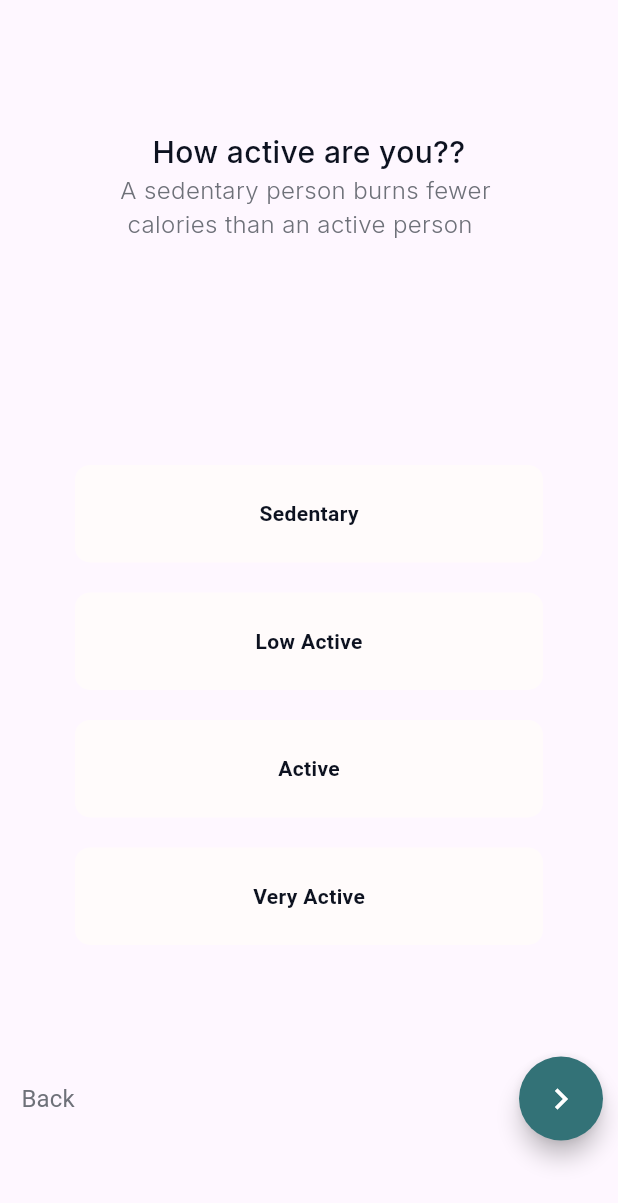
After one commit to mariamesam720/EGYCAL, a Flutter app: the Activity screen opened directly, on a phone screen of 412 x 824 dp. The commit adds this screen. Shown: the top 1203 px of the screen. Run offline on Flutter 3.47's test engine with Material 3 defaults, Android fonts, the phone set to English and light mode, and no system bars; our stand-ins replace get, google_nav_bar, percent_indicator, pinput, smooth_page_indicator; Roboto replaces fonts that are missing (lnter).

Commit message:
created new features (Activity and Goal)

```diff
--- a/lib/core/widgets/custom_outlined_button.dart
+++ b/lib/core/widgets/custom_outlined_button.dart
@@ -17,7 +17,7 @@ class CustomOutlinedButton extends StatelessWidget {
            color: Color(0xFFFFFBFB),
             borderRadius: BorderRadius.circular(10),
             border: Border.all(
-            color:isSelected? Color(0xFF337277):Color(0xFFFFFBFB),
+            color:isSelected? Color(0xFF152D2F):Color(0xFFFFFBFB),
             )),
         child: Center(
           child: Text(
--- /dev/null
+++ b/lib/features/Activity/presentation/widgets/Activity.dart
@@ -0,0 +1,97 @@
+import 'package:egycal/core/utilis/size_config.dart';
+import 'package:egycal/core/widgets/Navigation_buttons.dart';
+
+import 'package:egycal/core/widgets/custom_outlined_button.dart';
+import 'package:egycal/core/widgets/custom_text.dart';
+import 'package:egycal/features/height/presentation/widgets/height.dart';
+import 'package:egycal/features/signUp/presentation/screens/signUp_page2.dart';
+import 'package:flutter/material.dart';
+import 'package:get/get.dart';
+
+class Activity extends StatefulWidget {
+
+  const Activity({super.key, });
+
+  @override
+  State<Activity> createState() => _ActivityState();
+}
+
+class _ActivityState extends State<Activity> {
+  String selectedgoal = 'lose weight';
+  @override
+  Widget build(BuildContext context) {
+    return Scaffold(
+      body: Center(
+        child: Column(
+          mainAxisSize:
+              MainAxisSize.min, // Ensure the Column takes minimum space
+          children: [
+            Padding(
+              padding: const EdgeInsets.only(top: 20),
+              child: CustomText(
+                  tittle: "How active are you??",
+                  description: "A sedentary person burns fewer \n calories than an active person"),
+            ),
+            SizedBox(
+              height: SizeConfig.defaultSize!*15,
+            ),
+            CustomOutlinedButton(
+              text: 'Sedentary',
+              isSelected: selectedgoal == 'Sedentary',
+              onTap: () {
+                setState(() {
+                  selectedgoal = 'Sedentary';
+                });
+              },
+            ),
+            SizedBox(
+              height: 20,
+            ),
+            CustomOutlinedButton(
+              text: 'Low Active',
+              onTap: () {
+                setState(() {
+                  selectedgoal = 'Low Active';
+                });
+              },
+              isSelected: selectedgoal == 'Low Active',
+            ),
+            SizedBox(
+              height: 20,
+            ),
+            CustomOutlinedButton(
+              text: 'Active',
+              onTap: () {
+                setState(() {
+                  selectedgoal = 'Active';
+                });
+              },
+              isSelected: selectedgoal == 'Active',
+            ),
+            SizedBox(
+              height: 20,
+            ),
+            CustomOutlinedButton(
+              text: 'Very Active',
+              onTap: () {
+                setState(() {
+                  selectedgoal = 'Very Active';
+                });
+              },
+              isSelected: selectedgoal == 'Very Active',
+            ),
+            SizedBox(
+              height: SizeConfig.defaultSize!*5,
+            ),
+            NavigationButtons(onBack: () {
+              Navigator.pop(context);
+            }, onNext: () {
+              Navigator.push(
+                  context, MaterialPageRoute(builder: (context) => Height()));
+            })
+          ],
+        ),
+      ),
+    );
+  }
+}
--- a/lib/features/Gender/presentation/widgets/gender.dart
+++ b/lib/features/Gender/presentation/widgets/gender.dart
@@ -3,6 +3,7 @@ import 'package:egycal/core/widgets/Navigation_buttons.dart';
 
 import 'package:egycal/core/widgets/custom_outlined_button.dart';
 import 'package:egycal/core/widgets/custom_text.dart';
+import 'package:egycal/features/goal/presentation/widgets/goal.dart';
 import 'package:egycal/features/height/presentation/widgets/height.dart';
 import 'package:egycal/features/signUp/presentation/screens/signUp_page2.dart';
 import 'package:flutter/material.dart';
@@ -67,7 +68,7 @@ class _GenderState extends State<Gender> {
               Navigator.pop(context);
             }, onNext: () {
               Navigator.push(
-                  context, MaterialPageRoute(builder: (context) => Height()));
+                  context, MaterialPageRoute(builder: (context) => Goal()));
             })
           ],
         ),
```
Also changed, not shown: lib/features/Food/presentation/widgets/dish.dart (added, +10 -0 lines), lib/features/Food/presentation/widgets/food.dart (added, +24 -0 lines), lib/features/Home/presentation/widgets/home.dart (+39 -18 lines), lib/features/goal/presentation/widgets/goal.dart (added, +86 -0 lines).
